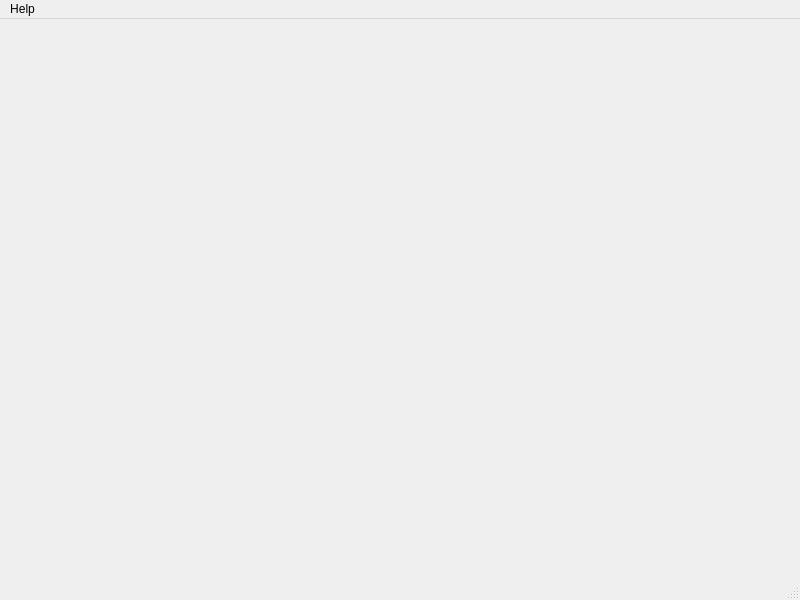
This is QtGuitar/MainWindow.ui in LuisCarlosRojasTorres/QtGuitar as Qt 5 draws it before an edit. The edited form follows.
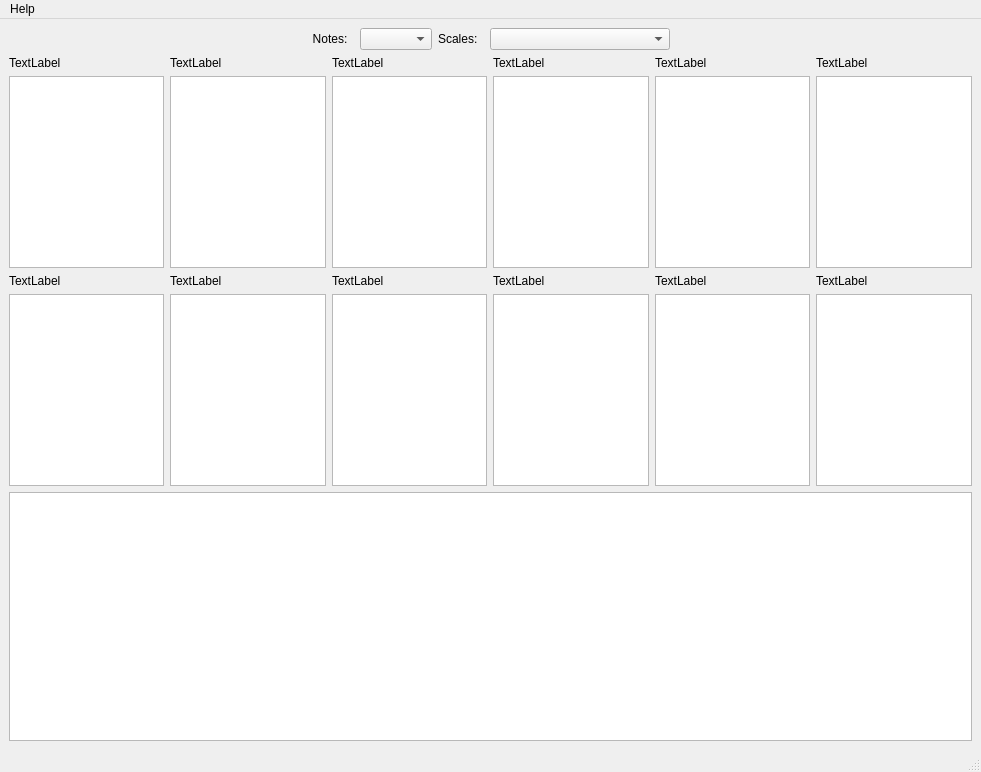
This is the edited form.

What changed in the file:
```diff
--- a/QtGuitar/MainWindow.ui
+++ b/QtGuitar/MainWindow.ui
@@ -6,20 +6,302 @@
    <rect>
     <x>0</x>
     <y>0</y>
-    <width>800</width>
-    <height>600</height>
+    <width>981</width>
+    <height>772</height>
    </rect>
   </property>
   <property name="windowTitle">
    <string>MainWindow</string>
   </property>
-  <widget class="QWidget" name="centralwidget"/>
+  <widget class="QWidget" name="centralwidget">
+   <layout class="QGridLayout" name="gridLayout">
+    <item row="0" column="0">
+     <layout class="QVBoxLayout" name="verticalLayout_14">
+      <item>
+       <layout class="QVBoxLayout" name="verticalLayout_data">
+        <item>
+         <layout class="QHBoxLayout" name="horizontalLayout_notesAndScales">
+          <item>
+           <spacer name="horizontalSpacer">
+            <property name="orientation">
+             <enum>Qt::Horizontal</enum>
+            </property>
+            <property name="sizeHint" stdset="0">
+             <size>
+              <width>40</width>
+              <height>20</height>
+             </size>
+            </property>
+           </spacer>
+          </item>
+          <item>
+           <widget class="QLabel" name="label_notes">
+            <property name="maximumSize">
+             <size>
+              <width>16777215</width>
+              <height>25</height>
+             </size>
+            </property>
+            <property name="text">
+             <string>Notes:  </string>
+            </property>
+            <property name="alignment">
+             <set>Qt::AlignRight|Qt::AlignTrailing|Qt::AlignVCenter</set>
+            </property>
+           </widget>
+          </item>
+          <item>
+           <widget class="QComboBox" name="comboBox_notes">
+            <property name="maximumSize">
+             <size>
+              <width>80</width>
+              <height>25</height>
+             </size>
+            </property>
+           </widget>
+          </item>
+          <item>
+           <widget class="QLabel" name="label_scales">
+            <property name="maximumSize">
+             <size>
+              <width>16777215</width>
+              <height>25</height>
+             </size>
+            </property>
+            <property name="text">
+             <string>Scales:  </string>
+            </property>
+            <property name="alignment">
+             <set>Qt::AlignRight|Qt::AlignTrailing|Qt::AlignVCenter</set>
+            </property>
+           </widget>
+          </item>
+          <item>
+           <widget class="QComboBox" name="comboBox_scales">
+            <property name="minimumSize">
+             <size>
+              <width>180</width>
+              <height>0</height>
+             </size>
+            </property>
+            <property name="maximumSize">
+             <size>
+              <width>150</width>
+              <height>25</height>
+             </size>
+            </property>
+           </widget>
+          </item>
+          <item>
+           <spacer name="horizontalSpacer_2">
+            <property name="orientation">
+             <enum>Qt::Horizontal</enum>
+            </property>
+            <property name="sizeHint" stdset="0">
+             <size>
+              <width>40</width>
+              <height>20</height>
+             </size>
+            </property>
+           </spacer>
+          </item>
+         </layout>
+        </item>
+        <item>
+         <layout class="QVBoxLayout" name="verticalLayout_chords">
+          <item>
+           <layout class="QHBoxLayout" name="horizontalLayout_3">
+            <item>
+             <layout class="QVBoxLayout" name="verticalLayout_8">
+              <item>
+               <widget class="QLabel" name="label_note1">
+                <property name="text">
+                 <string>TextLabel</string>
+                </property>
+               </widget>
+              </item>
+              <item>
+               <widget class="QListWidget" name="listWidget_note1"/>
+              </item>
+             </layout>
+            </item>
+            <item>
+             <layout class="QVBoxLayout" name="verticalLayout_9">
+              <item>
+               <widget class="QLabel" name="label_note2">
+                <property name="text">
+                 <string>TextLabel</string>
+                </property>
+               </widget>
+              </item>
+              <item>
+               <widget class="QListWidget" name="listWidget_note2"/>
+              </item>
+             </layout>
+            </item>
+            <item>
+             <layout class="QVBoxLayout" name="verticalLayout_10">
+              <item>
+               <widget class="QLabel" name="label_note3">
+                <property name="text">
+                 <string>TextLabel</string>
+                </property>
+               </widget>
+              </item>
+              <item>
+               <widget class="QListWidget" name="listWidget_note3"/>
+              </item>
+             </layout>
+            </item>
+            <item>
+             <layout class="QVBoxLayout" name="verticalLayout_11">
+              <item>
+               <widget class="QLabel" name="label_note4">
+                <property name="text">
+                 <string>TextLabel</string>
+                </property>
+               </widget>
+              </item>
+              <item>
+               <widget class="QListWidget" name="listWidget_note4"/>
+              </item>
+             </layout>
+            </item>
+            <item>
+             <layout class="QVBoxLayout" name="verticalLayout_12">
+              <item>
+               <widget class="QLabel" name="label_note5">
+                <property name="text">
+                 <string>TextLabel</string>
+                </property>
+               </widget>
+              </item>
+              <item>
+               <widget class="QListWidget" name="listWidget_note5"/>
+              </item>
+             </layout>
+            </item>
+            <item>
+             <layout class="QVBoxLayout" name="verticalLayout_13">
+              <item>
+               <widget class="QLabel" name="label_note6">
+                <property name="text">
+                 <string>TextLabel</string>
+                </property>
+               </widget>
+              </item>
+              <item>
+               <widget class="QListWidget" name="listWidget_note6"/>
+              </item>
+             </layout>
+            </item>
+           </layout>
+          </item>
+          <item>
+           <layout class="QHBoxLayout" name="horizontalLayout_2">
+            <item>
+             <layout class="QVBoxLayout" name="verticalLayout_2">
+              <item>
+               <widget class="QLabel" name="label_note7">
+                <property name="text">
+                 <string>TextLabel</string>
+                </property>
+               </widget>
+              </item>
+              <item>
+               <widget class="QListWidget" name="listWidget_note7"/>
+              </item>
+             </layout>
+            </item>
+            <item>
+             <layout class="QVBoxLayout" name="verticalLayout">
+              <item>
+               <widget class="QLabel" name="label_note8">
+                <property name="text">
+                 <string>TextLabel</string>
+                </property>
+               </widget>
+              </item>
+              <item>
+               <widget class="QListWidget" name="listWidget_note8"/>
+              </item>
+             </layout>
+            </item>
+            <item>
+             <layout class="QVBoxLayout" name="verticalLayout_3">
+              <item>
+               <widget class="QLabel" name="label_note9">
+                <property name="text">
+                 <string>TextLabel</string>
+                </property>
+               </widget>
+              </item>
+              <item>
+               <widget class="QListWidget" name="listWidget_note9"/>
+              </item>
+             </layout>
+            </item>
+            <item>
+             <layout class="QVBoxLayout" name="verticalLayout_6">
+              <item>
+               <widget class="QLabel" name="label_note10">
+                <property name="text">
+                 <string>TextLabel</string>
+                </property>
+               </widget>
+              </item>
+              <item>
+               <widget class="QListWidget" name="listWidget_note10"/>
+              </item>
+             </layout>
+            </item>
+            <item>
+             <layout class="QVBoxLayout" name="verticalLayout_5">
+              <item>
+               <widget class="QLabel" name="label_note11">
+                <property name="text">
+                 <string>TextLabel</string>
+                </property>
+               </widget>
+              </item>
+              <item>
+               <widget class="QListWidget" name="listWidget_note11"/>
+              </item>
+             </layout>
+            </item>
+            <item>
+             <layout class="QVBoxLayout" name="verticalLayout_4">
+              <item>
+               <widget class="QLabel" name="label_note12">
+                <property name="text">
+                 <string>TextLabel</string>
+                </property>
+               </widget>
+              </item>
+              <item>
+               <widget class="QListWidget" name="listWidget_12"/>
+              </item>
+             </layout>
+            </item>
+           </layout>
+          </item>
+         </layout>
+        </item>
+       </layout>
+      </item>
+      <item>
+       <widget class="QGraphicsView" name="graphicsView_fretboard"/>
+      </item>
+     </layout>
+    </item>
+   </layout>
+  </widget>
   <widget class="QMenuBar" name="menubar">
    <property name="geometry">
     <rect>
      <x>0</x>
      <y>0</y>
-     <width>800</width>
+     <width>981</width>
      <height>22</height>
     </rect>
    </property>
```
